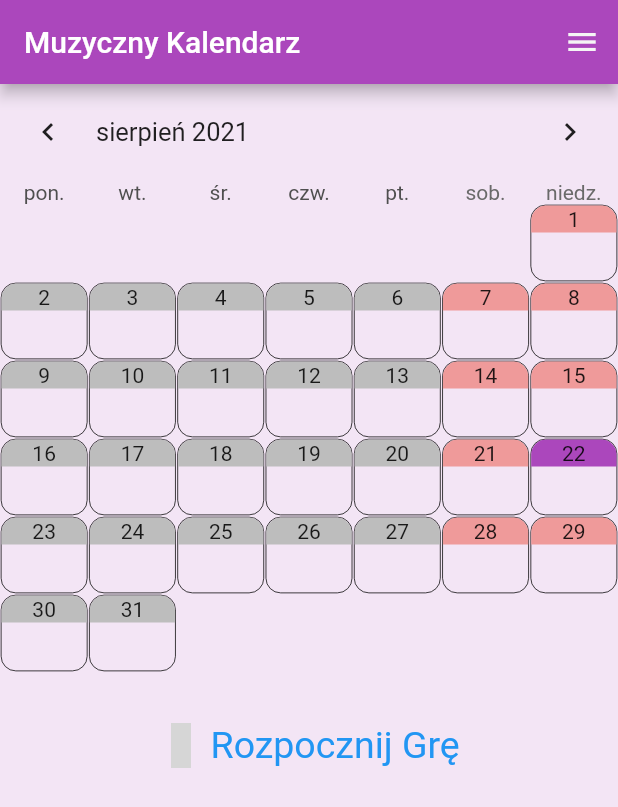
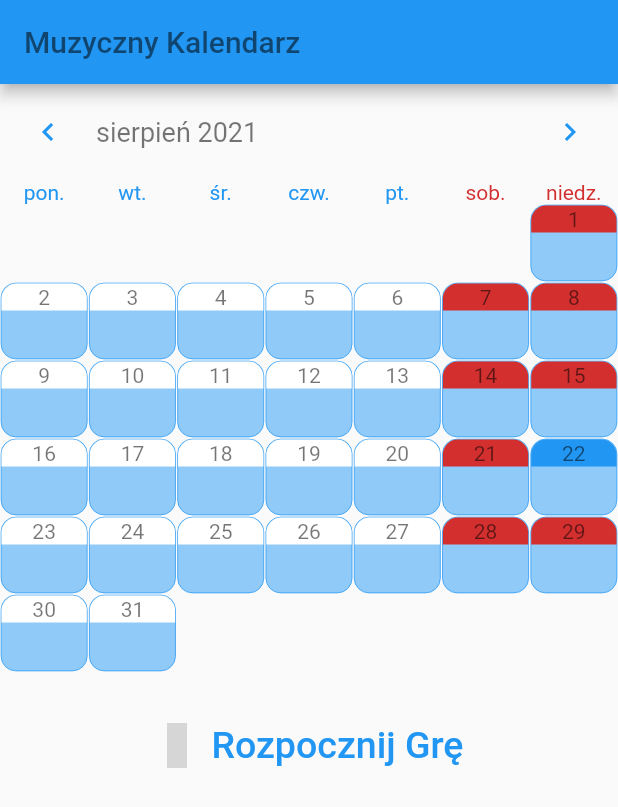
Before and after one commit to Michal-Szkoda-91/music_callendar, a Flutter app: the screen it shows after launch, on a phone screen of 412 x 824 dp. Shown: the top 807 px of the screen. Run offline on Flutter 3.47's test engine with Material 2 defaults, Android fonts, the phone set to English and light mode, and no system bars; drawn by our look-alikes of table_calendar; our stand-ins replace community_material_icon, shared_preferences, sqflite, syncfusion_flutter_sliders, wakelock; missing offline and left inert: record; accounts and stored records are empty; grey boxes are pictures that could not be loaded.

Commit message:
Utworzono model zmiany koloru, skonczono ciemny motyw dla 1 ekranu

```diff
--- a/lib/builders/default_builder.dart
+++ b/lib/builders/default_builder.dart
@@ -33,9 +33,12 @@ class _DefaultBuilderState extends State<DefaultBuilder> {
     } catch (e) {}
 
     Face face = globalMethods.setFace(
-        targetTime: event.targetTime, playTime: event.playTime);
+      targetTime: event.targetTime,
+      playTime: event.playTime,
+      context: context,
+    );
     return BuilderCallendarContainer(
-      color: Colors.grey.shade400,
+      color: Theme.of(context).cardColor,
       day: widget.day,
       child: event.id == ''
           ? Center()
--- a/lib/builders/holiday_builder.dart
+++ b/lib/builders/holiday_builder.dart
@@ -31,11 +31,13 @@ class _HolidayBuilderState extends State<HolidayBuilder> {
     try {
       event = data.findById(DateFormat.yMd('pl_PL').format(widget.day));
     } catch (e) {}
-
     Face face = globalMethods.setFace(
-        targetTime: event.targetTime, playTime: event.playTime);
+      targetTime: event.targetTime,
+      playTime: event.playTime,
+      context: context,
+    );
     return BuilderCallendarContainer(
-      color: Colors.red.shade200,
+      color: Theme.of(context).errorColor,
       day: widget.day,
       child: event.id == ''
           ? Center()
--- a/lib/builders/selected_day_builder.dart
+++ b/lib/builders/selected_day_builder.dart
@@ -32,7 +32,10 @@ class _SelectedDayBuilderState extends State<SelectedDayBuilder> {
     } catch (e) {}
 
     Face face = globalMethods.setFace(
-        targetTime: event.targetTime, playTime: event.playTime);
+      targetTime: event.targetTime,
+      playTime: event.playTime,
+      context: context,
+    );
     return BuilderCallendarContainer(
       color: Theme.of(context).accentColor,
       day: widget.day,
--- a/lib/builders/today_builder.dart
+++ b/lib/builders/today_builder.dart
@@ -33,7 +33,10 @@ class _TodayBuilderState extends State<TodayBuilder> {
     } catch (e) {}
 
     Face face = globalMethods.setFace(
-        targetTime: event.targetTime, playTime: event.playTime);
+      targetTime: event.targetTime,
+      playTime: event.playTime,
+      context: context,
+    );
     return BuilderCallendarContainer(
       color: Colors.blue,
       day: widget.day,
--- a/lib/globalMethods/global_methods.dart
+++ b/lib/globalMethods/global_methods.dart
@@ -4,7 +4,10 @@ import 'package:flutter/material.dart';
 
 class GlobalMethods {
   //methods which is setting a color and face icon depends on play time and targetTime proporcion
-  Face setFace({required int targetTime, required int playTime}) {
+  Face setFace(
+      {required int targetTime,
+      required int playTime,
+      required BuildContext context}) {
     double proporcion = targetTime / playTime;
     Face face = Face(
       color: Colors.red,
@@ -12,7 +15,7 @@ class GlobalMethods {
     );
     if (proporcion > 3.3) {
       face = Face(
-        color: Colors.red,
+        color: Theme.of(context).errorColor,
         icon: CommunityMaterialIcons.emoticon_sad,
       );
     } else if (proporcion <= 3.3 && proporcion > 1) {
@@ -22,7 +25,7 @@ class GlobalMethods {
       );
     } else {
       face = Face(
-        color: Colors.green,
+        color: Theme.of(context).hoverColor,
         icon: CommunityMaterialIcons.emoticon,
       );
     }
--- a/lib/main.dart
+++ b/lib/main.dart
@@ -2,6 +2,7 @@ import 'package:flutter/material.dart';
 import 'package:flutter_localizations/flutter_localizations.dart';
 import 'package:provider/provider.dart';
 
+import '/models/theme_providers.dart';
 import '/models/music_day_event.dart';
 import '/models/setting_providers.dart';
 import '/models/music_day_provider.dart';
@@ -19,8 +20,11 @@ class MyApp extends StatelessWidget {
         ChangeNotifierProvider(create: (_) => MusicProvider()),
         ChangeNotifierProvider(create: (_) => MusicEvents()),
         ChangeNotifierProvider(create: (_) => SettingProvider()),
+        ChangeNotifierProvider(create: (_) => ThemeProviders()),
       ],
-      child: MaterialApp(
+      builder: (context, _) {
+        // final themeProvider = Provider.of<ThemeProviders>(context);
+        return MaterialApp(
           localizationsDelegates: [
             GlobalMaterialLocalizations.delegate,
             GlobalWidgetsLocalizations.delegate,
@@ -31,24 +35,12 @@ class MyApp extends StatelessWidget {
           ],
           debugShowCheckedModeBanner: false,
           title: 'Music Callendar',
-        theme: ThemeData(
-          primaryColor: Colors.grey[100],
-          backgroundColor: Colors.purple[50],
-          accentColor: Colors.purple[400],
-          buttonTheme: ButtonThemeData(
-            buttonColor: Colors.purple[300],
-          ),
-          textTheme: TextTheme(
-            headline1: TextStyle(
-              color: Colors.white,
-            ),
-            headline2: TextStyle(
-              color: Colors.black,
-            ),
-          ),
-        ),
+          themeMode: ThemeMode.system,
+          theme: MyDarkLightThemes.lightTheme,
+          darkTheme: MyDarkLightThemes.darkTheme,
           home: MainPage(),
-      ),
+        );
+      },
     );
   }
 }
--- /dev/null
+++ b/lib/models/theme_providers.dart
@@ -0,0 +1,25 @@
+import 'package:flutter/cupertino.dart';
+import 'package:flutter/material.dart';
+
+class ThemeProviders extends ChangeNotifier {
+  ThemeMode themeMode = ThemeMode.system;
+}
+
+class MyDarkLightThemes {
+  static final darkTheme = ThemeData(
+    primaryColor: Colors.grey[300],
+    scaffoldBackgroundColor: Colors.grey.shade800,
+    backgroundColor: Colors.grey[600],
+    cardColor: Colors.grey.shade700,
+    accentColor: Colors.purple[400],
+    errorColor: Colors.red.shade300,
+    hoverColor: Colors.green.shade300,
+    textTheme: TextTheme(
+      headline1: TextStyle(
+        color: Colors.grey[300],
+      ),
+    ),
+  );
+
+  static final lightTheme = ThemeData();
+}
--- a/lib/screens/main_page_screen.dart
+++ b/lib/screens/main_page_screen.dart
@@ -64,7 +64,6 @@ class _MainPageState extends State<MainPage> {
           ),
           backgroundColor: Theme.of(context).accentColor,
         ),
-        backgroundColor: Theme.of(context).backgroundColor,
         body: !_isLoaded ? Center() : CustomTableCalendar(),
       ),
     );
--- a/lib/screens/music_event_adding_screen.dart
+++ b/lib/screens/music_event_adding_screen.dart
@@ -73,7 +73,6 @@ class _MusicEventAddingScreenState extends State<MusicEventAddingScreen> {
             ),
             backgroundColor: Theme.of(context).accentColor,
           ),
-          backgroundColor: Theme.of(context).backgroundColor,
           body: SingleChildScrollView(
             child: MediaQuery.of(context).orientation == Orientation.portrait
                 // Portrait MODE
--- a/lib/screens/settings_screen.dart
+++ b/lib/screens/settings_screen.dart
@@ -29,7 +29,6 @@ class SettingsScreen extends StatelessWidget {
           ),
           backgroundColor: Theme.of(context).accentColor,
         ),
-        backgroundColor: Theme.of(context).backgroundColor,
         body: SingleChildScrollView(
           child: Column(
             children: [
--- a/lib/widgets/main_page_widgets/adding_event_button.dart
+++ b/lib/widgets/main_page_widgets/adding_event_button.dart
@@ -17,11 +17,13 @@ class AddingEventButton extends StatelessWidget {
       icon: Icon(
         CommunityMaterialIcons.violin,
         size: 30,
+        color: Theme.of(context).accentColor,
       ),
-      label: Text("Rozpocznij Grę"),
-      style: TextButton.styleFrom(
-        textStyle: TextStyle(
+      label: Text(
+        "Rozpocznij Grę",
+        style: TextStyle(
           fontSize: 25,
+          color: Theme.of(context).accentColor,
         ),
       ),
     );
--- a/lib/widgets/main_page_widgets/buidler_callendar_container.dart
+++ b/lib/widgets/main_page_widgets/buidler_callendar_container.dart
@@ -18,9 +18,10 @@ class BuilderCallendarContainer extends StatelessWidget {
       width: double.infinity,
       height: double.infinity,
       decoration: BoxDecoration(
+        color: Theme.of(context).backgroundColor,
         borderRadius: BorderRadius.circular(10),
         border: Border.all(
-          color: Colors.black,
+          color: Theme.of(context).primaryColor,
           width: 0.5,
         ),
       ),
@@ -40,6 +41,9 @@ class BuilderCallendarContainer extends StatelessWidget {
               alignment: Alignment.center,
               child: Text(
                 day.day.toString(),
+                style: TextStyle(
+                  color: Theme.of(context).textTheme.headline1!.color,
+                ),
               ),
             ),
           ),
--- a/lib/widgets/main_page_widgets/info_event_card.dart
+++ b/lib/widgets/main_page_widgets/info_event_card.dart
@@ -48,9 +48,13 @@ class InfoEventCard extends StatelessWidget {
                   gradient: LinearGradient(
                     begin: Alignment.topCenter,
                     end: Alignment.bottomCenter,
-                    stops: [0.1, 1],
+                    stops: [0.4, 1],
                     colors: [
-                      chooseColor(musicEvent.targetTime, musicEvent.playTime),
+                      chooseColor(
+                        musicEvent.targetTime,
+                        musicEvent.playTime,
+                        context,
+                      ),
                       Theme.of(context).backgroundColor,
                     ],
                   ),
@@ -61,6 +65,7 @@ class InfoEventCard extends StatelessWidget {
                   style: TextStyle(
                     fontWeight: FontWeight.bold,
                     fontSize: 20,
+                    color: Theme.of(context).primaryColor,
                   ),
                 ),
               ),
@@ -68,6 +73,7 @@ class InfoEventCard extends StatelessWidget {
                 'Czas gry: ',
                 style: TextStyle(
                   fontSize: 15,
+                  color: Theme.of(context).primaryColor,
                 ),
               ),
               Text(
@@ -75,6 +81,7 @@ class InfoEventCard extends StatelessWidget {
                 style: TextStyle(
                   fontSize: 22,
                   fontWeight: FontWeight.bold,
+                  color: Theme.of(context).primaryColor,
                 ),
               ),
               ExpansionTile(
@@ -84,21 +91,21 @@ class InfoEventCard extends StatelessWidget {
                 title: musicEvent.note == ''
                     ? Text(
                         'brak notatek',
-                        style: _noteStyle(),
+                        style: _noteStyle(context),
                       )
                     : musicEvent.note.length < 50
                         ? Text(
                             "${musicEvent.note}",
-                            style: _noteStyle(),
+                            style: _noteStyle(context),
                           )
                         : Text(
                             "${musicEvent.note.substring(0, 50)}...",
-                            style: _noteStyle(),
+                            style: _noteStyle(context),
                           ),
                 children: [
                   Text(
                     "${musicEvent.note}",
-                    style: _noteStyle(),
+                    style: _noteStyle(context),
                   ),
                 ],
               ),
@@ -109,9 +116,10 @@ class InfoEventCard extends StatelessWidget {
     );
   }
 
-  TextStyle _noteStyle() {
+  TextStyle _noteStyle(BuildContext context) {
     return TextStyle(
       fontSize: 16,
+      color: Theme.of(context).primaryColor,
     );
   }
 
@@ -133,15 +141,15 @@ class InfoEventCard extends StatelessWidget {
     );
   }
 
-  Color chooseColor(int target, int play) {
+  Color chooseColor(int target, int play, BuildContext context) {
     double proporcion = target / play;
 
     if (proporcion > 3.3) {
-      return Colors.red;
+      return Theme.of(context).errorColor;
     } else if (proporcion <= 3.3 && proporcion > 1) {
       return Colors.orange;
     } else {
-      return Colors.green;
+      return Theme.of(context).hoverColor;
     }
   }
 }
--- a/lib/widgets/main_page_widgets/table_callendar.dart
+++ b/lib/widgets/main_page_widgets/table_callendar.dart
@@ -89,9 +89,29 @@ class _CustomTableCalendarState extends State<CustomTableCalendar> {
       locale: 'pl_PL',
       calendarFormat: CalendarFormat.month,
       headerStyle: HeaderStyle(
+        titleTextStyle: TextStyle(
+          color: Theme.of(context).textTheme.headline1!.color,
+          fontSize: 18,
+        ),
+        leftChevronIcon: Icon(
+          Icons.chevron_left,
+          color: Theme.of(context).primaryColor,
+        ),
+        rightChevronIcon: Icon(
+          Icons.chevron_right,
+          color: Theme.of(context).primaryColor,
+        ),
         formatButtonVisible: false,
       ),
       startingDayOfWeek: StartingDayOfWeek.monday,
+      daysOfWeekStyle: DaysOfWeekStyle(
+        weekdayStyle: TextStyle(
+          color: Theme.of(context).primaryColor,
+        ),
+        weekendStyle: TextStyle(
+          color: Theme.of(context).errorColor,
+        ),
+      ),
       focusedDay: _focusedDay,
       firstDay: DateTime.utc(2000),
       lastDay: DateTime.utc(2200),
```
Lines whose indentation alone changed are shown as unchanged.
